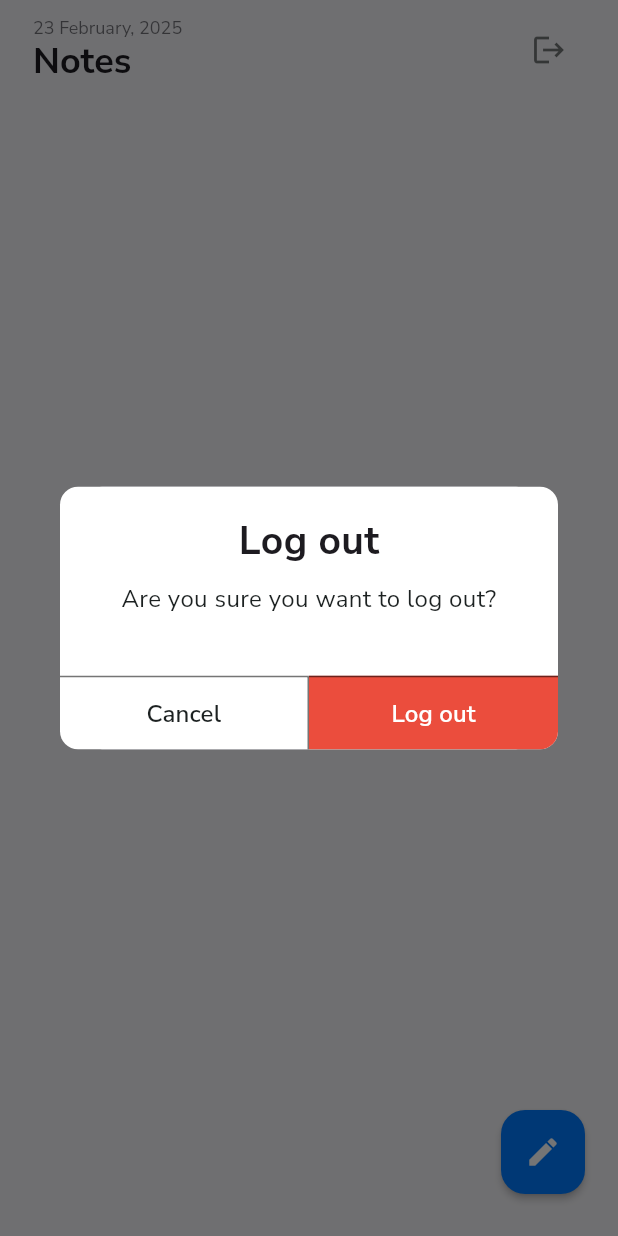
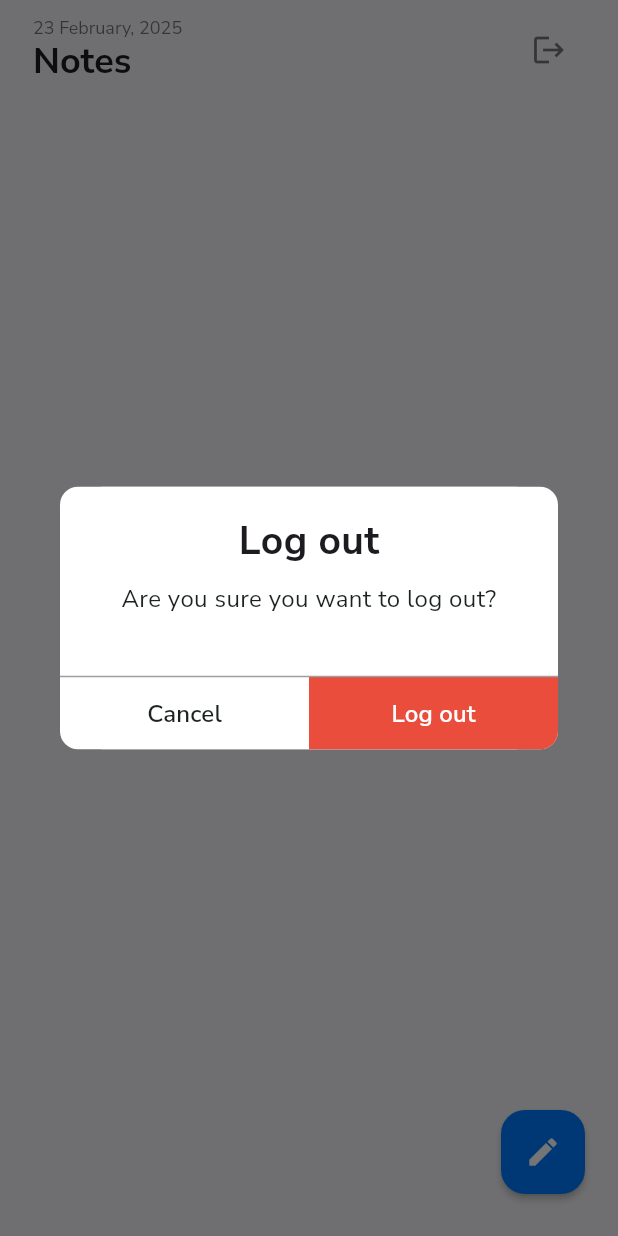
Before and after one commit to sowban-mohd/Notes-app-with-Flutter, a Flutter app: the NotesScreen screen opened by its route, after a tap on the "logout" icon, on a phone screen of 412 x 824 dp. Run offline on Flutter 3.47's test engine with Material 3 defaults, Android fonts, the phone set to English and light mode, and no system bars; our stand-ins replace cloud_firestore, firebase_auth, firebase_core, flutter_riverpod, go_router, google_fonts and 1 more; missing offline and left inert: password_strength; accounts and stored records are empty; generated files the repository leaves out were written again.

Commit message:
temporary commit

```diff
--- a/lib/ui/screens/notes_screens/notesscreen.dart
+++ b/lib/ui/screens/notes_screens/notesscreen.dart
@@ -3,7 +3,7 @@ import 'package:flutter_riverpod/flutter_riverpod.dart';
 import 'package:go_router/go_router.dart';
 import 'package:intl/intl.dart';
 import 'package:notetakingapp1/ui/utils/utils.dart';
-import 'package:notetakingapp1/ui/widgets/note_card.dart';
+import 'package:notetakingapp1/ui/widgets/note_screen_widgets/note_card.dart';
 import '/ui/utils/styles.dart';
 import '/providers/auth_screen_providers/auth_state_provider.dart';
 import '/providers/initial_location_provider.dart';
@@ -19,18 +19,11 @@ class NotesScreen extends ConsumerWidget {
     final String formattedDate =
         DateFormat('d MMMM, yyyy').format(DateTime.now());
 
-    //Access to notes provider
-    final notesAsync = ref.watch(notesProvider);
-
-    //List of selected notes
-    final selectedNotes = ref.watch(selectionProvider);
-
-    //Access to methods to manipulate selected notes list
-    final selectionNotifier = ref.read(selectionProvider.notifier);
-
-    //Access to authentication state and notifier
-    final authState = ref.watch(authStateProvider);
-    final authNotifier = ref.read(authStateProvider.notifier);
+    //Providers access
+    final selectedNotes = ref.watch(selectionProvider); //List of selected notes
+    final selectionNotifier = ref.read(selectionProvider.notifier); //Access to methods to manipulate selected notes list
+    final authState = ref.watch(authStateProvider); //Authentication state
+    final authNotifier = ref.read(authStateProvider.notifier); //Methods to manipukate authentication state
 
     //Displays authentication error messages if any
     if (authState.generalError != null || authState.isLoading) {
@@ -56,17 +49,25 @@ class NotesScreen extends ConsumerWidget {
             //App bar when notes are selected
             AppBar(
                 backgroundColor: colorScheme.surfaceContainerLowest,
-                title: TextButton.icon(
+                title: Row(
+                  mainAxisAlignment: MainAxisAlignment.spaceBetween,
+                  children: [
+                    TextButton.icon(
                     onPressed: () {
                       selectionNotifier.clearSelection();
                     },
                     icon: Icon(
-                    Icons.arrow_back_ios_new,
-                    color: colorScheme.primary,
+                      Icons.arrow_back,
+                      color: colorScheme.onSurface,
+                      size: 20.0,
                     ),
                     label: Text('${selectedNotes.length} selected',
-                      style: Styles.textButtonStyle(fontSize: 18.0)),
-                ))
+                        style: Styles.w500texts(fontSize: 20.0, color: colorScheme.onSurface)),
+                  ),
+                  IconButton(
+                    onPressed: (){},
+                    icon : Icon(Icons.more_vert))
+                ]))
             :
             //Normal app bar
             AppBar(
@@ -123,7 +124,10 @@ class NotesScreen extends ConsumerWidget {
               crossAxisAlignment: CrossAxisAlignment.start,
               children: [
                 Expanded(
-                  child: notesAsync.when(
+                  child: Consumer(builder: (context, ref, child) {
+                    //Access to notes provider
+                    final notesAsync = ref.watch(notesProvider);
+                    return notesAsync.when(
                         //When notes are avaliable
                         data: (notes) {
                           //If notes are empty
@@ -141,7 +145,8 @@ class NotesScreen extends ConsumerWidget {
                                 ),
                                 Text('No notes yet!\nCreate one.',
                                     textAlign: TextAlign.center,
-                                  style: Styles.universalFont(fontSize: 20.0)),
+                                    style:
+                                        Styles.universalFont(fontSize: 20.0)),
                               ],
                             ));
                           }
@@ -177,8 +182,8 @@ class NotesScreen extends ConsumerWidget {
                                       MainAxisAlignment.spaceBetween,
                                   children: [
                                     Text('An error occured',
-                                      style:
-                                          Styles.universalFont(fontSize: 16.0)),
+                                        style: Styles.universalFont(
+                                            fontSize: 16.0)),
                                     TextButton(
                                         onPressed: () =>
                                             ref.refresh(notesProvider),
@@ -191,6 +196,7 @@ class NotesScreen extends ConsumerWidget {
                                 )));
                           });
                           return SizedBox.shrink();
+                        });
                   }),
                 ),
               ],
--- a/lib/ui/utils/confirmaton_dialog.dart
+++ b/lib/ui/utils/confirmaton_dialog.dart
@@ -47,9 +47,8 @@ Future<bool?> showConfirmationDialog(BuildContext context,
                         decoration: BoxDecoration(
                           border: Border(
                             top: BorderSide(
-                                color: colorScheme.outlineVariant, width: 1.0),
-                            right: BorderSide(
-                                color: colorScheme.outlineVariant, width: 1.0),
+                                color: colorScheme.outline, width: 1.0),
+
                           ),
                         ),
                         child: TextButton(
@@ -72,7 +71,7 @@ Future<bool?> showConfirmationDialog(BuildContext context,
                               bottomRight: Radius.circular(12.0)),
                           border: Border(
                             top: BorderSide(
-                                color: colorScheme.outlineVariant, width: 1.0),
+                                color: colorScheme.outline, width: 1.0),
                           ),
                         ),
                         child: TextButton(
--- a/lib/ui/widgets/note_card.dart
+++ b/lib/ui/widgets/note_screen_widgets/note_card.dart
@@ -32,7 +32,7 @@ class NoteCard extends ConsumerWidget {
         selectionNotifier.toggleSelection(noteId);
       },
       child: Card(
-        elevation: 1.0,
+        elevation: selectedNotes.contains(noteId) ? 3.0 : 1.0,
         shape: RoundedRectangleBorder(
           borderRadius: BorderRadius.circular(10.0),
           side: selectedNotes.contains(noteId)
```
Lines whose indentation alone changed are shown as unchanged.
